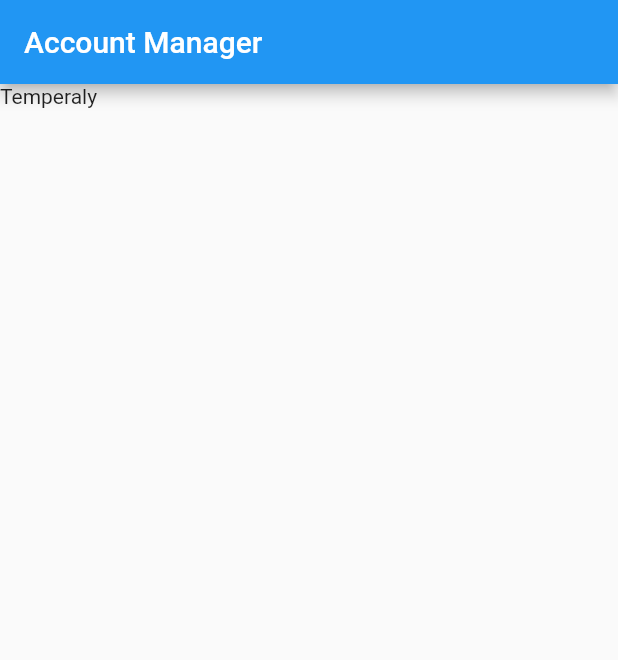
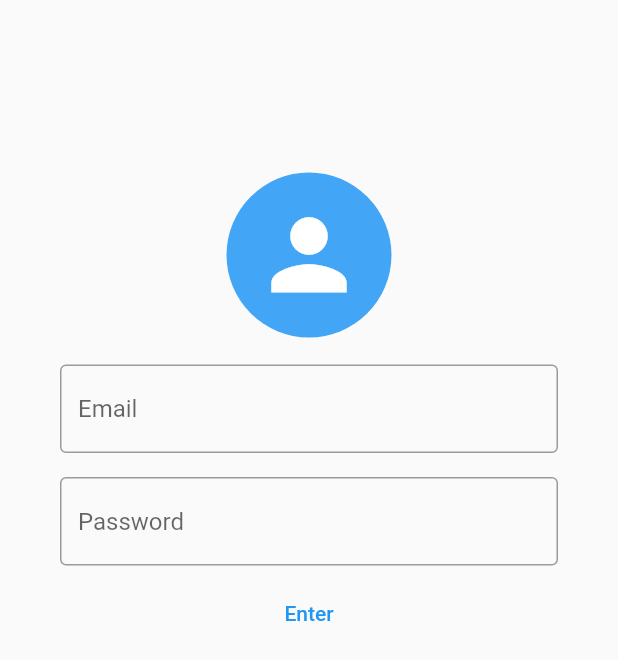
Before and after one commit to LaiZiSen/AccountManagerFrontend, a Flutter app: the screen it shows after launch, on a phone screen of 412 x 824 dp. Shown: the top 660 px of the screen. Run offline on Flutter 3.47's test engine with Material 2 defaults, Android fonts, the phone set to English and light mode, and no system bars; Roboto replaces fonts that are missing (Proxima).

Commit message:
Added Login Screen and fonts

```diff
--- a/lib/main.dart
+++ b/lib/main.dart
@@ -1,39 +1,34 @@
 import 'package:flutter/material.dart';
+import './screens/login_screen.dart';
+
+import 'package:flutter/services.dart';
 
 void main() {
+  WidgetsFlutterBinding.ensureInitialized();
+  SystemChrome.setPreferredOrientations([DeviceOrientation.portraitUp])
+      .then((_) {
+    runApp(MyApp());
+  });
   runApp(MyApp());
 }
 
 class MyApp extends StatelessWidget {
-  // This widget is the root of your application.
   @override
   Widget build(BuildContext context) {
+    SystemChrome.setPreferredOrientations([
+      DeviceOrientation.portraitUp,
+      DeviceOrientation.portraitDown,
+    ]);
+
     return MaterialApp(
       title: 'Account Manager',
       theme: ThemeData(
-        primarySwatch: Colors.blue,
-      ),
-      home: HomePage(),
+          primaryColor: Colors.blue[400],
+          fontFamily: 'Proxima',
+          textTheme: const TextTheme(
+              headline1:
+                  TextStyle(fontSize: 72.0, fontWeight: FontWeight.bold))),
+      home: LoginScreen(),
     );
   }
 }
-
-class HomePage extends StatefulWidget {
-  @override
-  _HomePageState createState() => _HomePageState();
-}
-
-class _HomePageState extends State<HomePage> {
-  @override
-  Widget build(BuildContext context) {
-    return Scaffold(
-        appBar: AppBar(
-          title: Text('Account Manager'),
-          backgroundColor: Colors.blue,
-        ),
-        body: Container(
-            child: Container(
-          child: Text("Temperaly"),
-        )));
-  }
-}
--- /dev/null
+++ b/lib/screens/login_screen.dart
@@ -0,0 +1,98 @@
+import 'package:flutter/cupertino.dart';
+import 'package:flutter/material.dart';
+
+AppBar appBar = AppBar(
+  title: Text("Login"),
+);
+
+Widget TextField_(String hintText, TextEditingController controller) {
+  return Container(
+    padding: EdgeInsets.symmetric(vertical: 8, horizontal: 40),
+    child: TextField(
+      controller: controller,
+      textAlign: TextAlign.left,
+      decoration: InputDecoration(
+        hintText: hintText,
+        border: OutlineInputBorder(),
+      ),
+    ),
+  );
+}
+
+class LoginScreen extends StatefulWidget {
+  @override
+  State<LoginScreen> createState() => _LoginScreenState();
+}
+
+class _LoginScreenState extends State<LoginScreen> {
+  final TextEditingController _email = TextEditingController();
+  final TextEditingController _password = TextEditingController();
+  var test = "test";
+
+  @override
+  void initState() {
+    super.initState();
+    _email.addListener(() {});
+    _password.addListener(() {});
+  }
+
+  @override
+  void dispose() {
+    _email.dispose();
+    _password.dispose();
+    super.dispose();
+  }
+
+  @override
+  Widget build(BuildContext context) {
+    var mediaQuery = MediaQuery.of(context).size;
+
+    return Scaffold(
+      //appBar: appBar,
+      body: Container(
+        height: mediaQuery.height,
+        width: mediaQuery.width,
+        child: Column(
+          children: <Widget>[
+            SizedBox(
+              height: 105,
+            ),
+            Container(
+              margin: EdgeInsets.symmetric(horizontal: 5, vertical: 5),
+              padding: EdgeInsets.all(5),
+              alignment: Alignment.center,
+              child: CircleAvatar(
+                backgroundColor: Theme.of(context).primaryColor,
+                radius: 55,
+                child: Icon(
+                  Icons.person,
+                  size: 75,
+                  color: Colors.white,
+                ),
+              ),
+            ),
+            TextField_('Email', _email),
+            TextField_('Password', _password),
+            Container(
+              padding: EdgeInsets.only(),
+              alignment: Alignment.center,
+              child: TextButton(
+                onPressed: () {
+                  showDialog(
+                      context: context,
+                      builder: (context) {
+                        return AlertDialog(
+                          content: Text(
+                              "Email: ${_email.text} Password: ${_password.text}"),
+                        );
+                      });
+                },
+                child: Text("Enter"),
+              ),
+            ),
+          ],
+        ),
+      ),
+    );
+  }
+}
```
Also changed, not shown: pubspec.yaml (+8 -1 lines), Proxima Nova Alt Bold.otf (added), fonts/Proxima Nova Alt Bold.otf (added), fonts/Proxima Nova Alt Regular.otf (added), fonts/Proxima Nova ScOsf Light.otf (added), 1 other file.
